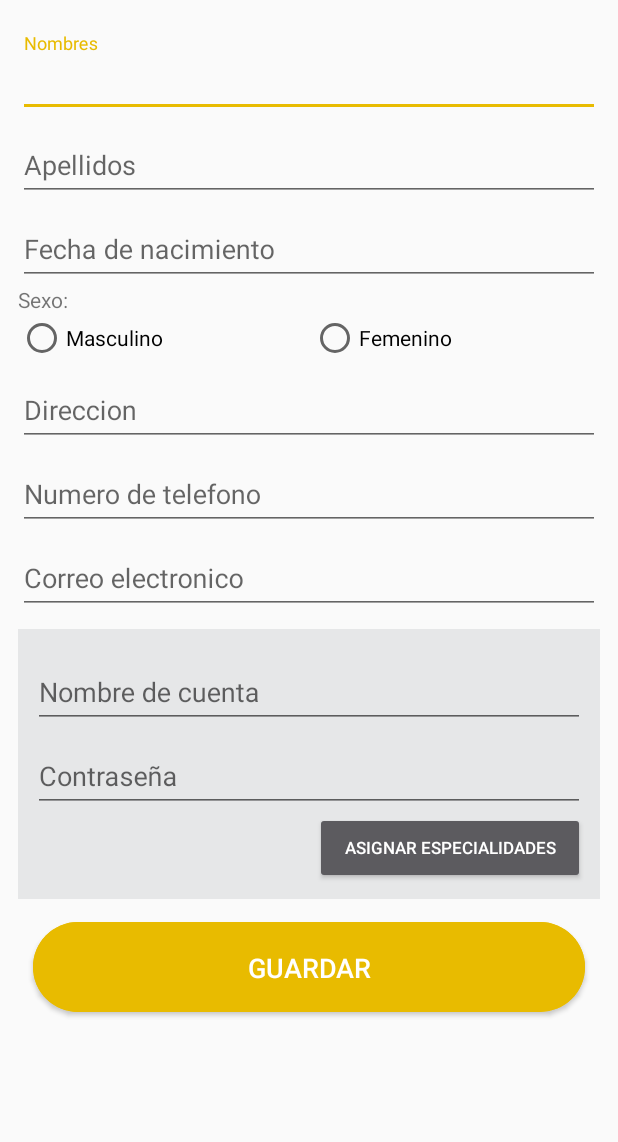
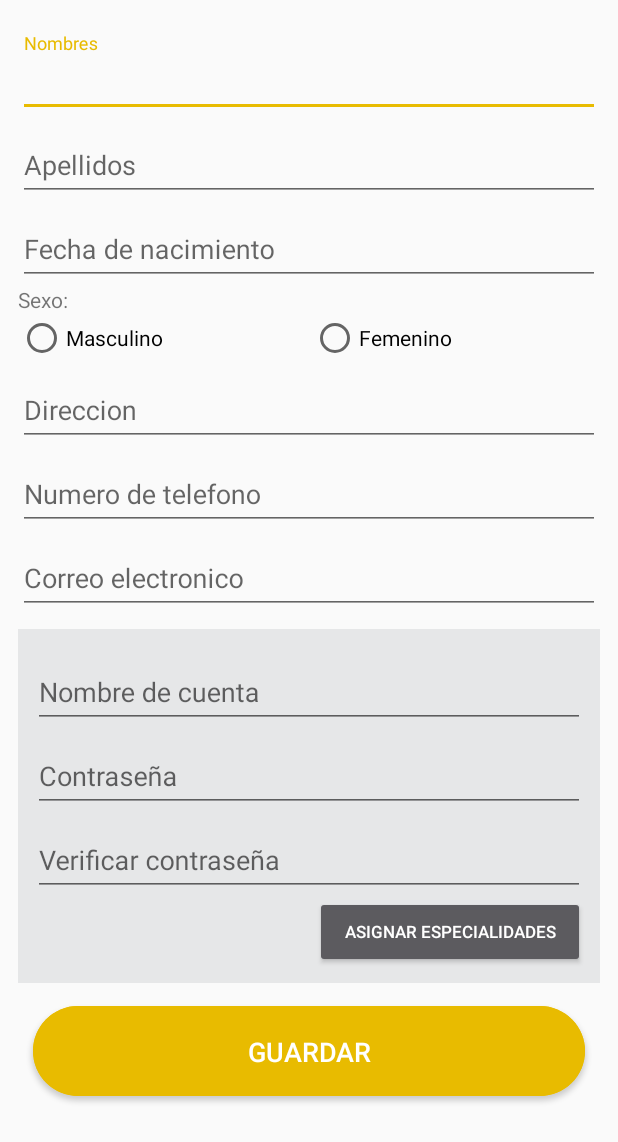
Before and after one commit to AdalbertoContreras/proyectoadministrador, an Android app: the layout fragment_registrar_administrador.xml on its own in the app's theme, with its tools: preview values and no code run, on a phone screen of 412 x 824 dp. Shown: the top 1142 px of the screen. Run offline under Robolectric (Android 15) with nearby library versions, the phone set to English and light mode, and no system bars; network calls fail.

Commit message:
v0.0.0.016 * Mejora de experiencia de usuario

```diff
--- a/app/src/main/java/com/example/serviamigoadmin/Adapter/AdapterChat.java
+++ b/app/src/main/java/com/example/serviamigoadmin/Adapter/AdapterChat.java
@@ -82,7 +82,7 @@ public class AdapterChat extends  RecyclerView.Adapter<AdapterChat.ViewHolderDat
             if(!usuarios.isEmpty())
             {
                 usuario = usuarios.get(0);
-                nombre_usuarioTextView.setText(usuario.nombres_usuario + " " + usuario.apellidos_usuario);
+                nombre_usuarioTextView.setText(usuario.nombres_usuario);
                 Picasso.with(view.getContext())
                         .load(usuario.foto_perfil_usuario)
                         .placeholder(R.drawable.perfil2)
--- a/app/src/main/java/com/example/serviamigoadmin/Navigation.java
+++ b/app/src/main/java/com/example/serviamigoadmin/Navigation.java
@@ -488,7 +488,7 @@ public class Navigation extends AppCompatActivity
 
 
         if (id == R.id.consulta_alertas_tempranas) {
-            fragment = consultaAlertasTempranasFragment;
+            fragment = new ConsultaAlertasTempranasFragment();
             selecionado = true;
             tiulo_tollba.setText("Lista Alertas");
 
--- a/app/src/main/res/layout/fragment_registrar_administrador.xml
+++ b/app/src/main/res/layout/fragment_registrar_administrador.xml
@@ -161,6 +161,17 @@
                         android:inputType="textPassword" />
                 </android.support.design.widget.TextInputLayout>
 
+                    <android.support.design.widget.TextInputLayout
+                        android:layout_width="match_parent"
+                        android:layout_height="match_parent">
+
+                        <android.support.design.widget.TextInputEditText
+                            android:id="@+id/verificarContraseñaAsesorEditText"
+                            android:layout_width="match_parent"
+                            android:layout_height="wrap_content"
+                            android:hint="Verificar contraseña"
+                            android:inputType="textPassword" />
+                    </android.support.design.widget.TextInputLayout>
                 <Button
                     android:layout_width="180dp"
                     android:layout_height="wrap_content"
```
Also changed, not shown: app/src/main/java/com/example/serviamigoadmin/Fragment/Actualizar_AdministradorFragment.java (+17 -8 lines), app/src/main/java/com/example/serviamigoadmin/Fragment/CambiarContrasenaFragment.java (+9 -1 lines), app/src/main/java/com/example/serviamigoadmin/Fragment/ConsultaAlertasTempranasFragment.java (+12 -2 lines), app/src/main/java/com/example/serviamigoadmin/Fragment/Registrar_AdministradorFragment.java (+13 -0 lines).
